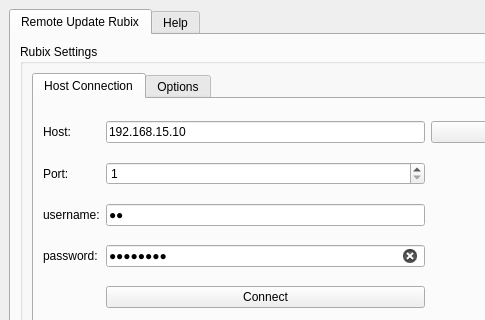
First picture: the form in resources/views/MainWindow.ui, repository NubeIO/rubix-updater-gui, before the edit; both pictures show x 0 to 485 and y 0 to 320 of the 793 by 701 pixel window.
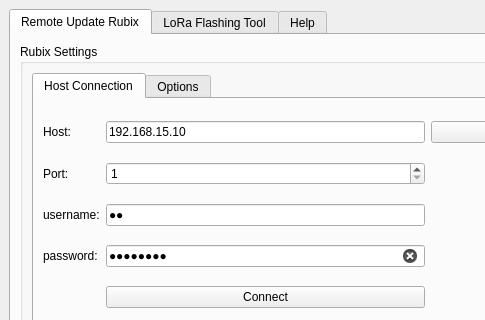
Second picture: the form after the edit. The open tabs and pages were chosen to show the change.

Patch:
```diff
--- a/resources/views/MainWindow.ui
+++ b/resources/views/MainWindow.ui
@@ -272,6 +272,11 @@
         </item>
        </layout>
       </widget>
+      <widget class="QWidget" name="tab">
+       <attribute name="title">
+        <string>LoRa Flashing Tool</string>
+       </attribute>
+      </widget>
       <widget class="QWidget" name="tab_help">
        <attribute name="title">
         <string>Help</string>
```
Left out of the diff: 4 changed lines with no effect on the pictures.
